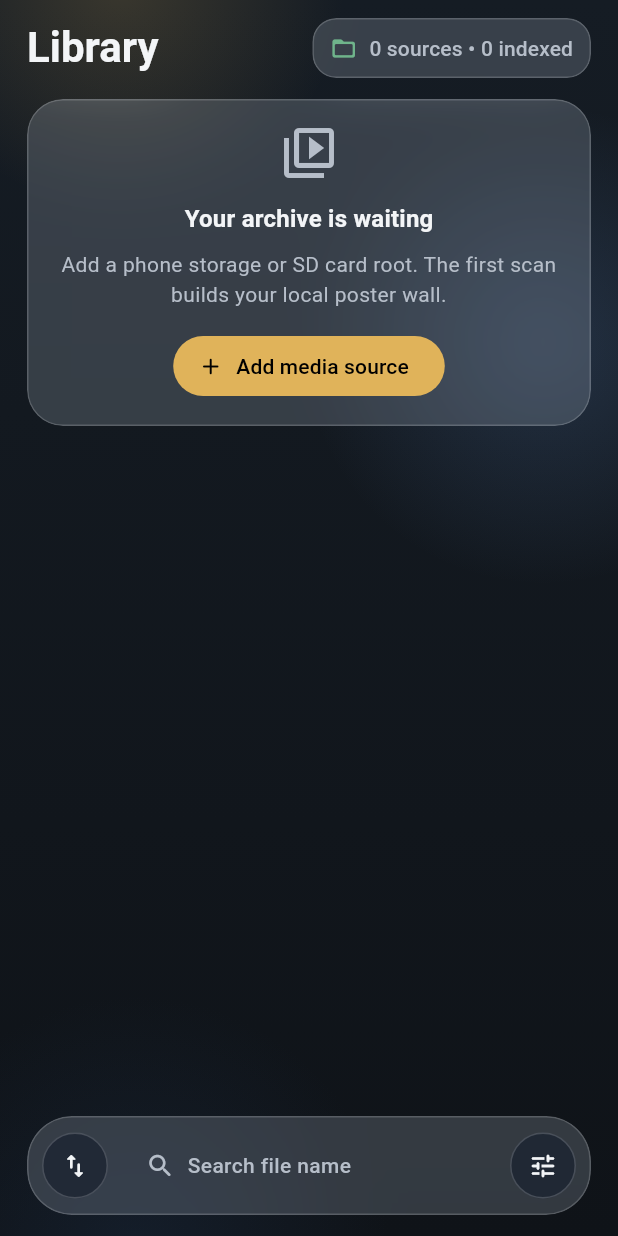
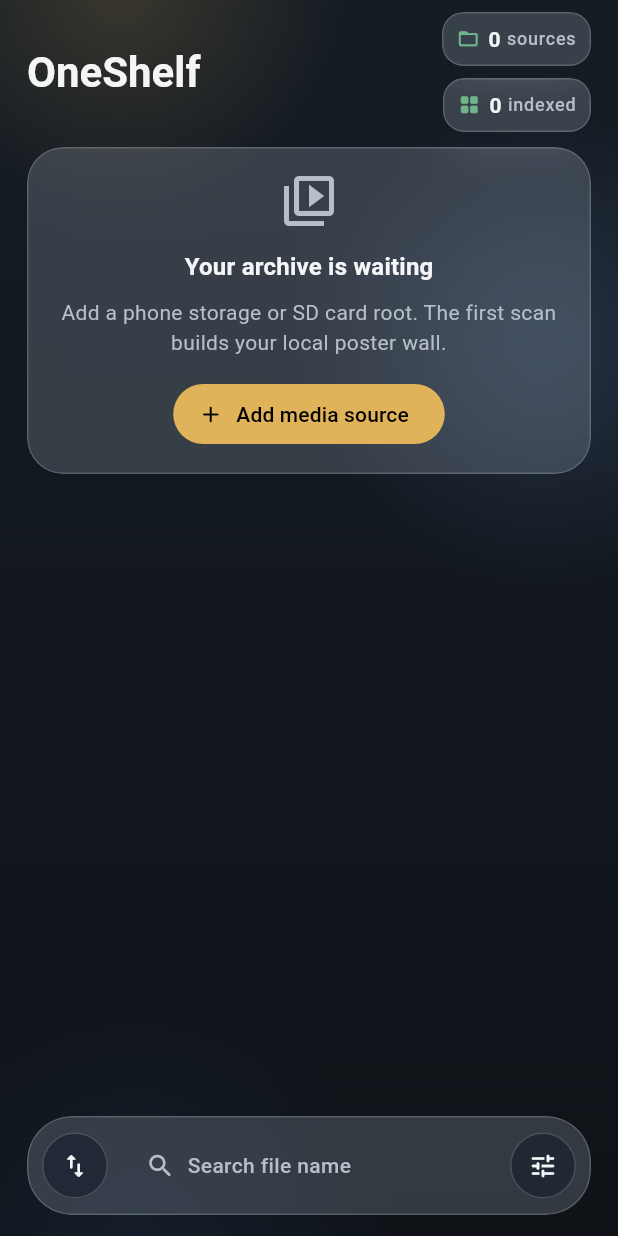
Before and after one commit to BenjaminNH/OneShelf, a Flutter app: the screen it shows after launch, on a phone screen of 412 x 824 dp. Run offline on Flutter 3.47's test engine with Material 3 defaults, Android fonts, the phone set to English and light mode, and no system bars; our stand-ins replace drift, drift_flutter, flutter_riverpod, video_player; missing offline and left inert: docman; accounts and stored records are empty; generated files the repository leaves out were written again; Roboto replaces fonts that are missing (Noto Sans SC).

Commit message:
fix: polish library and search presentation

```diff
--- a/lib/src/features/library/presentation/library_home_page.dart
+++ b/lib/src/features/library/presentation/library_home_page.dart
@@ -44,17 +44,22 @@
               child: CustomScrollView(
                 slivers: <Widget>[
                   SliverPadding(
-                    padding: const EdgeInsets.fromLTRB(18, 12, 18, 130),
+                    padding: EdgeInsets.fromLTRB(
+                      18,
+                      8,
+                      18,
+                      entries.isEmpty ? 130 : 0,
+                    ),
                     sliver: SliverList.list(
                       children: <Widget>[
                         _HeaderSection(
                           mediaCount: entries.length,
                           sourceCount: sources.length,
                         ),
-                        const SizedBox(height: 14),
+                        const SizedBox(height: 10),
                         if (recentEntries.isNotEmpty) ...<Widget>[
                           _RecentSection(entries: recentEntries),
-                          const SizedBox(height: 16),
+                          const SizedBox(height: 14),
                         ],
                         if (isLoading) const _LoadingCard(),
                         if (!isLoading && entries.isEmpty)
@@ -189,38 +194,78 @@
           children: [
             Expanded(
               child: Text(
-                'Library',
+                'OneShelf',
                 style: textTheme.headlineMedium?.copyWith(
                   fontWeight: FontWeight.w700,
-                  height: 1.05,
+                  height: 1.0,
                 ),
               ),
             ),
             const SizedBox(width: 12),
-            GlassPanel(
-              padding: const EdgeInsets.symmetric(horizontal: 12, vertical: 10),
-              borderRadius: BorderRadius.circular(16),
-              child: Row(
-                mainAxisSize: MainAxisSize.min,
-                children: <Widget>[
-                  const Icon(
-                    Icons.folder_open_rounded,
-                    size: 18,
-                    color: AppPalette.success,
-                  ),
-                  const SizedBox(width: 8),
-                  Text(
-                    '$sourceCount sources • $mediaCount indexed',
-                    style: textTheme.labelLarge?.copyWith(
-                      color: AppPalette.textSecondary,
+            Flexible(
+              child: Align(
+                alignment: Alignment.centerRight,
+                child: Wrap(
+                  spacing: 8,
+                  runSpacing: 8,
+                  alignment: WrapAlignment.end,
+                  children: <Widget>[
+                    _MetricPill(
+                      icon: Icons.folder_open_rounded,
+                      value: sourceCount,
+                      label: 'sources',
                     ),
-                  ),
-                ],
+                    _MetricPill(
+                      icon: Icons.grid_view_rounded,
+                      value: mediaCount,
+                      label: 'indexed',
+                    ),
+                  ],
+                ),
               ),
             ),
           ],
         ),
       ],
+    );
+  }
+}
+
+class _MetricPill extends StatelessWidget {
+  const _MetricPill({
+    required this.icon,
+    required this.value,
+    required this.label,
+  });
+
+  final IconData icon;
+  final int value;
+  final String label;
+
+  @override
+  Widget build(BuildContext context) {
+    final textTheme = Theme.of(context).textTheme;
+    return GlassPanel(
+      padding: const EdgeInsets.symmetric(horizontal: 10, vertical: 8),
+      borderRadius: BorderRadius.circular(14),
+      child: Row(
+        mainAxisSize: MainAxisSize.min,
+        children: <Widget>[
+          Icon(icon, size: 15, color: AppPalette.success),
+          const SizedBox(width: 6),
+          Text(
+            '$value',
+            style: textTheme.labelLarge?.copyWith(fontWeight: FontWeight.w700),
+          ),
+          const SizedBox(width: 4),
+          Text(
+            label,
+            style: textTheme.labelMedium?.copyWith(
+              color: AppPalette.textSecondary,
+            ),
+          ),
+        ],
+      ),
     );
   }
 }
```
Also changed, not shown: lib/src/features/library/presentation/widgets/poster_tile.dart (+22 -1 lines), lib/src/features/search/search_page.dart (+69 -30 lines), lib/src/features/sources/presentation/media_sources_page.dart (+18 -15 lines), lib/src/shared/media/media_asset_resolver.dart (+60 -1 lines), 3 other files.
